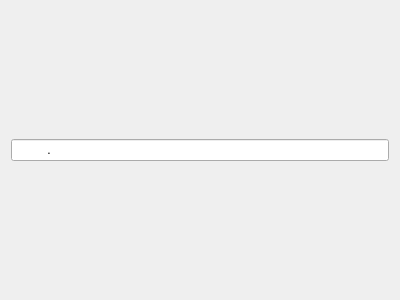
Above: virtual machine/RealWidget.ui from MORZorg/sol before the change. Below: the same form after it.
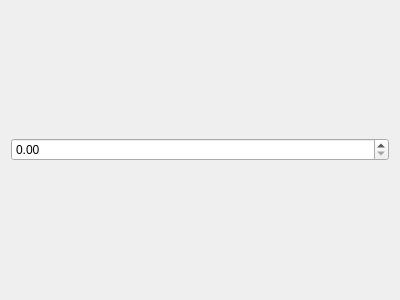
That is the form after the change.

Commit message: Brand new wonderful interface widgets

Diff of the .ui file:
```diff
--- a/virtual machine/RealWidget.ui
+++ b/virtual machine/RealWidget.ui
@@ -15,11 +15,7 @@
   </property>
   <layout class="QGridLayout" name="gridLayout">
    <item row="0" column="0">
-    <widget class="QLineEdit" name="inputBox">
-     <property name="inputMask">
-      <string>0000000000.0000000000</string>
-     </property>
-    </widget>
+    <widget class="QDoubleSpinBox" name="inputBox"/>
    </item>
   </layout>
  </widget>
```
The commit also changes 2 other files.
